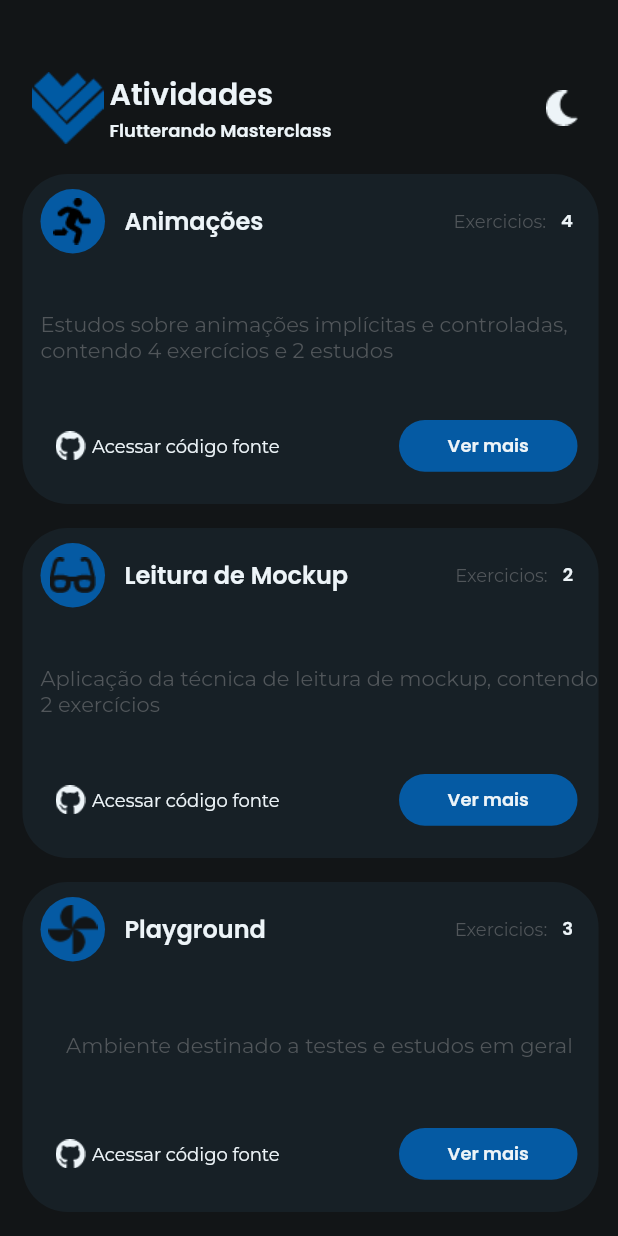
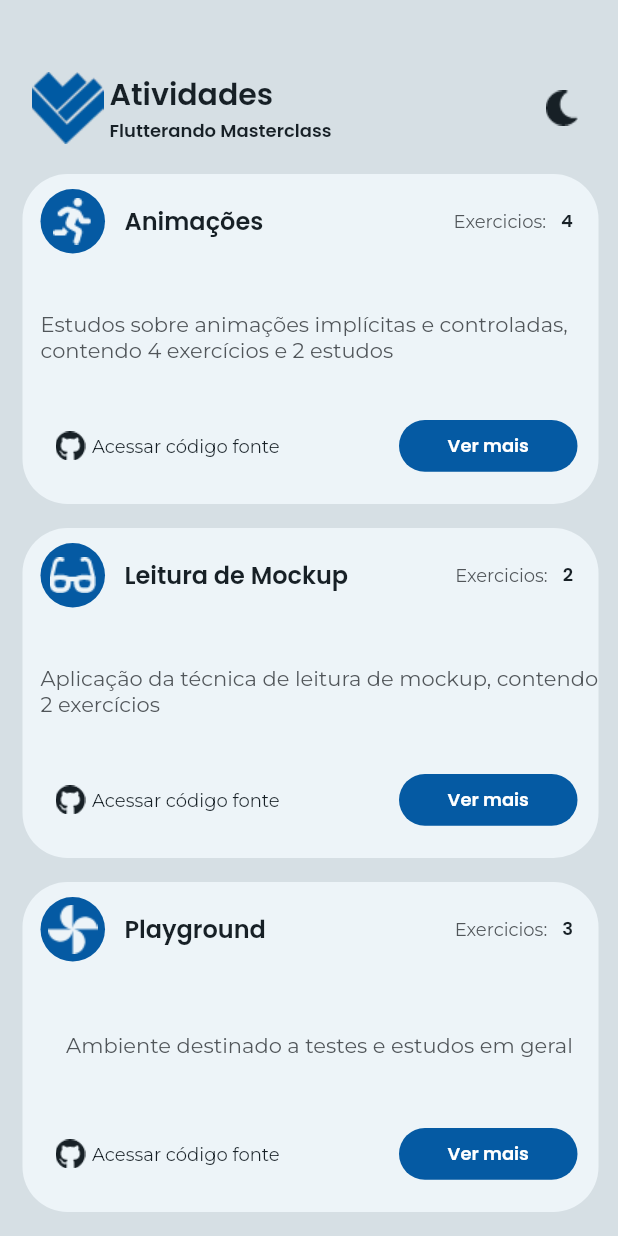
Before and after one commit to Patrickalvares/desafio_app_masterclass, a Flutter app: the screen it shows after launch, on a phone screen of 412 x 824 dp. Run offline on Flutter 3.47's test engine with Material 2 defaults, Android fonts, the phone set to English and light mode, and no system bars; our stand-ins replace google_fonts.

Commit message:
Imple,emtação dos temas, e botão de alterar tema

```diff
--- a/lib/components/customCard.dart
+++ b/lib/components/customCard.dart
@@ -7,7 +7,8 @@ class CustomCard extends StatelessWidget {
   final String description;
   final int exerciseCount;
 
-  CustomCard({
+  const CustomCard({
+    super.key,
     required this.title,
     required this.imagePath,
     required this.description,
@@ -43,7 +44,10 @@ class CustomCard extends StatelessWidget {
                           color: colorScheme.primary,
                           borderRadius: BorderRadius.circular(100),
                         ),
-                        child: Image.asset(imagePath),
+                        child: Image.asset(
+                          imagePath,
+                          color: colorScheme.background,
+                        ),
                       ),
                       Padding(
                         padding: const EdgeInsets.only(left: 13),
@@ -93,7 +97,10 @@ class CustomCard extends StatelessWidget {
                         SizedBox(
                           height: 20,
                           width: 20,
-                          child: Image.asset('lib/assets/awesome-github.png'),
+                          child: Image.asset(
+                            'lib/assets/awesome-github.png',
+                            color: colorScheme.secondary,
+                          ),
                         ),
                         Padding(
                           padding: const EdgeInsets.only(left: 4.36),
@@ -117,7 +124,7 @@ class CustomCard extends StatelessWidget {
                             style: GoogleFonts.poppins(
                                 fontSize: 12,
                                 fontWeight: FontWeight.w600,
-                                color: colorScheme.secondary)),
+                                color: Colors.white)),
                       ),
                     ),
                   ],
--- /dev/null
+++ b/lib/components/homepage.dart
@@ -0,0 +1,108 @@
+import 'package:desafio_app_masterclass/components/customCard.dart';
+import 'package:flutter/material.dart';
+import 'package:google_fonts/google_fonts.dart';
+
+class HomePage extends StatefulWidget {
+  final void Function() onToggleTheme;
+
+  const HomePage({required this.onToggleTheme, Key? key}) : super(key: key);
+
+  @override
+  State<HomePage> createState() => _HomePageState();
+}
+
+class _HomePageState extends State<HomePage> {
+  bool _isDarkTheme = false;
+
+  void _toggleTheme() {
+    setState(() {
+      _isDarkTheme = !_isDarkTheme;
+    });
+  }
+
+  @override
+  Widget build(BuildContext context) {
+    ColorScheme colorScheme = Theme.of(context).colorScheme;
+    return Scaffold(
+      backgroundColor: colorScheme.tertiary,
+      body: ListView(
+        children: [
+          Column(
+            children: [
+              const SizedBox(height: 48),
+              Row(
+                mainAxisAlignment: MainAxisAlignment.spaceBetween,
+                children: [
+                  Row(
+                    children: [
+                      Padding(
+                        padding: const EdgeInsets.only(left: 21, right: 4),
+                        child: SizedBox(
+                          child: Image.asset('lib/assets/logo.png'),
+                        ),
+                      ),
+                      Column(
+                        crossAxisAlignment: CrossAxisAlignment.start,
+                        children: [
+                          Text('Atividades',
+                              style: GoogleFonts.poppins(
+                                  fontSize: 20,
+                                  fontWeight: FontWeight.w600,
+                                  color:
+                                      Theme.of(context).colorScheme.secondary)),
+                          Text('Flutterando Masterclass',
+                              style: GoogleFonts.poppins(
+                                  fontSize: 12,
+                                  fontWeight: FontWeight.w600,
+                                  color:
+                                      Theme.of(context).colorScheme.secondary)),
+                        ],
+                      ),
+                    ],
+                  ),
+                  GestureDetector(
+                    onTap: widget.onToggleTheme,
+                    child: Padding(
+                      padding: const EdgeInsets.only(right: 26.55),
+                      child: SizedBox(
+                        width: 21.45,
+                        height: 24,
+                        child: Image.asset(
+                          'lib/assets/awesome-moon.png',
+                          color: Theme.of(context).colorScheme.secondary,
+                        ),
+                      ),
+                    ),
+                  )
+                ],
+              ),
+              const SizedBox(
+                height: 12,
+              ),
+              const CustomCard(
+                title: 'Animações',
+                imagePath: 'lib/assets/awesome-running.png',
+                description:
+                    'Estudos sobre animações implícitas e controladas, contendo 4 exercícios e 2 estudos',
+                exerciseCount: 4,
+              ),
+              const CustomCard(
+                title: 'Leitura de Mockup',
+                imagePath: 'lib/assets/Icon awesome-glasses.png',
+                description:
+                    'Aplicação da técnica de leitura de mockup, contendo 2 exercícios',
+                exerciseCount: 2,
+              ),
+              const CustomCard(
+                title: 'Playground',
+                imagePath: 'lib/assets/Icon material-toys.png',
+                description: 'Ambiente destinado a testes e estudos em geral',
+                exerciseCount: 3,
+              ),
+            ],
+          ),
+        ],
+      ),
+    );
+  }
+}
--- a/lib/main.dart
+++ b/lib/main.dart
@@ -1,13 +1,28 @@
-import 'package:desafio_app_masterclass/components/customCard.dart';
+import 'package:desafio_app_masterclass/components/homepage.dart';
 import 'package:flutter/material.dart';
-import 'package:google_fonts/google_fonts.dart';
 
 void main() {
-  runApp(const MyApp());
+  runApp(MyApp(onToggleTheme: () {}));
 }
 
-class MyApp extends StatelessWidget {
-  const MyApp({super.key});
+class MyApp extends StatefulWidget {
+  final void Function() onToggleTheme;
+
+  const MyApp({required this.onToggleTheme, Key? key}) : super(key: key);
+
+  @override
+  State<MyApp> createState() => _MyAppState();
+}
+
+class _MyAppState extends State<MyApp> {
+  bool _isDarkTheme = false;
+
+  void _toggleTheme() {
+    setState(() {
+      _isDarkTheme = !_isDarkTheme;
+    });
+    widget.onToggleTheme();
+  }
 
   @override
   Widget build(BuildContext context) {
@@ -15,86 +30,27 @@ class MyApp extends StatelessWidget {
       debugShowCheckedModeBanner: false,
       title: 'Flutter Demo',
       theme: ThemeData(
-        colorScheme: ThemeData().colorScheme.copyWith(
-              primary: const Color(0xFF055AA3),
-              secondary: const Color(0xFFEDF4F8),
-              onSurface: const Color(0xFF51565A),
-              background: const Color(0xFF172026),
-            ),
+        brightness: Brightness.light,
+        colorScheme: const ColorScheme.light(
+          primary: Color(0xFF055AA3),
+          secondary: Color(0xFF172026),
+          tertiary: Color(0xFFD6DFE4),
+          onSurface: Color(0xFF51565A),
+          background: Color(0xFFEDF4F8),
+        ),
       ),
-      home: Scaffold(
-          backgroundColor: const Color(0xFF121517),
-          body: ListView(children: [
-            Column(
-              children: [
-                const SizedBox(height: 48),
-                Row(
-                  mainAxisAlignment: MainAxisAlignment.spaceBetween,
-                  children: [
-                    Row(
-                      children: [
-                        Padding(
-                          padding: const EdgeInsets.only(left: 21, right: 4),
-                          child: SizedBox(
-                            child: Image.asset('lib/assets/logo.png'),
-                          ),
-                        ),
-                        Column(
-                          crossAxisAlignment: CrossAxisAlignment.start,
-                          children: [
-                            Text('Atividades',
-                                style: GoogleFonts.poppins(
-                                    fontSize: 20,
-                                    fontWeight: FontWeight.w600,
-                                    color: const Color(0xFFEDF4F8))),
-                            Text('Flutterando Masterclass',
-                                style: GoogleFonts.poppins(
-                                    fontSize: 12,
-                                    fontWeight: FontWeight.w600,
-                                    color: const Color(0xFFEDF4F8))),
-                          ],
-                        ),
-                      ],
-                    ),
-                    Padding(
-                      padding: const EdgeInsets.only(right: 26.55),
-                      child: SizedBox(
-                        width: 21.45,
-                        height: 24,
-                        child: Image.asset(
-                          'lib/assets/awesome-moon.png',
-                          color: const Color(0xFFEDF4F8),
-                        ),
-                      ),
-                    ),
-                  ],
-                ),
-                const SizedBox(
-                  height: 12,
-                ),
-                CustomCard(
-                  title: 'Animações',
-                  imagePath: 'lib/assets/awesome-running.png',
-                  description:
-                      'Estudos sobre animações implícitas e controladas, contendo 4 exercícios e 2 estudos',
-                  exerciseCount: 4,
-                ),
-                CustomCard(
-                  title: 'Leitura de Mockup',
-                  imagePath: 'lib/assets/Icon awesome-glasses.png',
-                  description:
-                      'Aplicação da técnica de leitura de mockup, contendo 2 exercícios',
-                  exerciseCount: 2,
-                ),
-                CustomCard(
-                  title: 'Playground',
-                  imagePath: 'lib/assets/Icon material-toys.png',
-                  description: 'Ambiente destinado a testes e estudos em geral',
-                  exerciseCount: 3,
-                ),
-              ],
-            ),
-          ])),
+      darkTheme: ThemeData(
+        brightness: Brightness.dark,
+        colorScheme: const ColorScheme.dark(
+          primary: Color(0xFF055AA3),
+          secondary: Color(0xFFEDF4F8),
+          tertiary: Color(0xFF121517),
+          onSurface: Color(0xFF51565A),
+          background: Color(0xFF172026),
+        ),
+      ),
+      themeMode: _isDarkTheme ? ThemeMode.dark : ThemeMode.light,
+      home: HomePage(onToggleTheme: _toggleTheme),
     );
   }
 }
```
Also changed, not shown: 1 other file.
